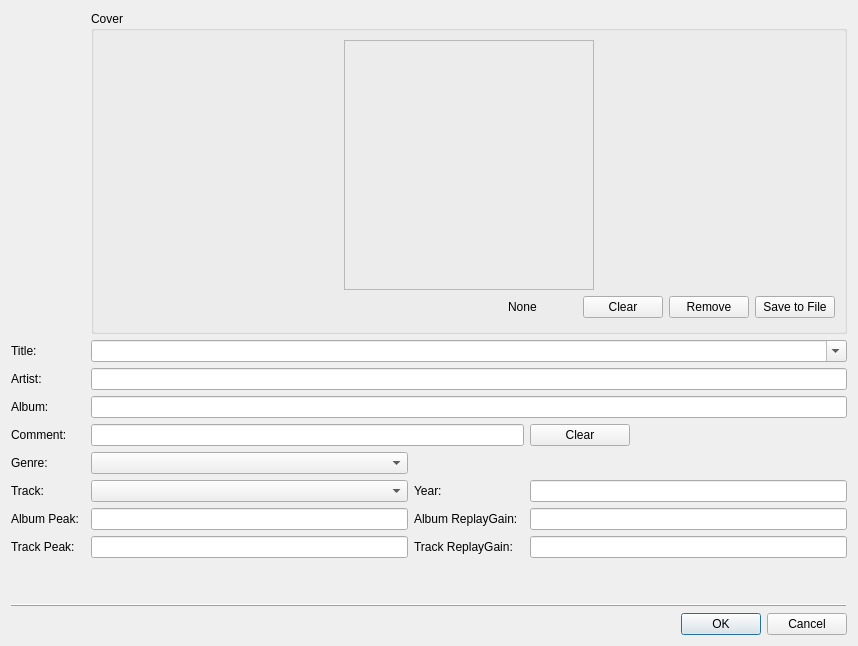
Qt form src/widget_shared/tageditpage.ui (billlin0904/xamp2) before a commit.
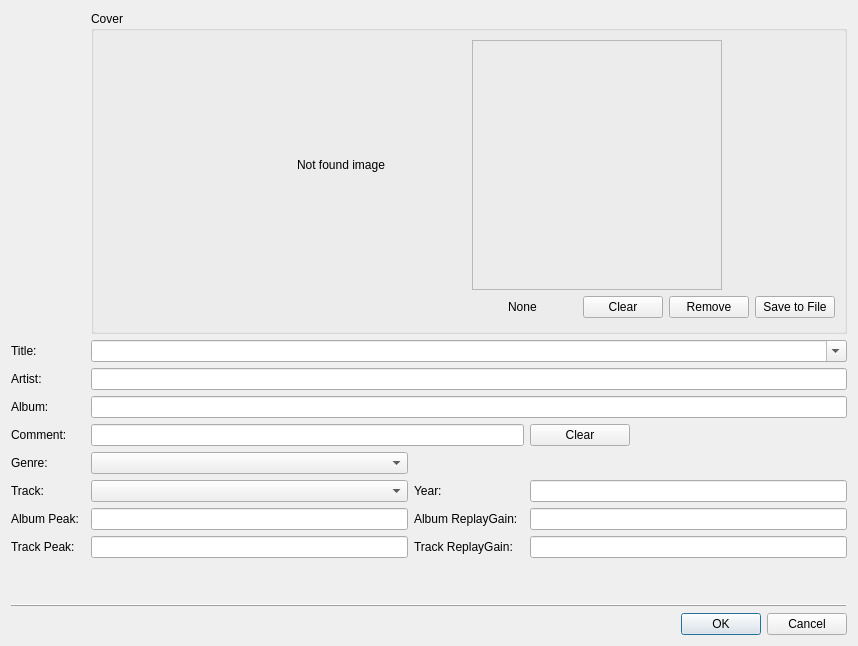
The same form after that commit.

```diff
--- a/src/widget_shared/tageditpage.ui
+++ b/src/widget_shared/tageditpage.ui
@@ -123,6 +123,28 @@
           </property>
          </spacer>
         </item>
+        <item>
+         <widget class="QLabel" name="notFoundImageLabel">
+          <property name="minimumSize">
+           <size>
+            <width>250</width>
+            <height>250</height>
+           </size>
+          </property>
+          <property name="maximumSize">
+           <size>
+            <width>250</width>
+            <height>250</height>
+           </size>
+          </property>
+          <property name="text">
+           <string>Not found image</string>
+          </property>
+          <property name="alignment">
+           <set>Qt::AlignCenter</set>
+          </property>
+         </widget>
+        </item>
         <item>
          <widget class="QLabel" name="coverLabel">
           <property name="minimumSize">
```
